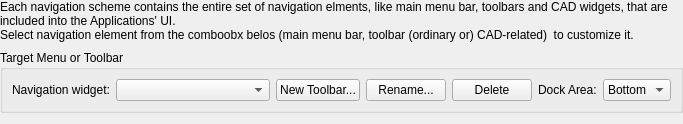
This is librecad/src/ui/dialogs/settings/options_customization/pages/lc_settings_page_menus_toolbars.ui in sand1024/LibreCAD as Qt 5 draws it before an edit. The edited form follows.
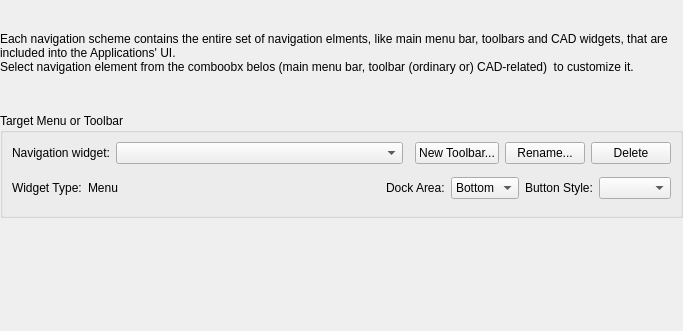
This is the edited form. Icons and pictures are not drawn. Custom widgets are drawn as their Qt base class.

Commit message: toolbar buttons style

The edit to the form file:
```diff
--- a/librecad/src/ui/dialogs/settings/options_customization/pages/lc_settings_page_menus_toolbars.ui
+++ b/librecad/src/ui/dialogs/settings/options_customization/pages/lc_settings_page_menus_toolbars.ui
@@ -7,7 +7,7 @@
     <x>0</x>
     <y>0</y>
     <width>683</width>
-    <height>124</height>
+    <height>331</height>
    </rect>
   </property>
   <layout class="QVBoxLayout" name="verticalLayout_main">
@@ -46,27 +46,6 @@
       <string>Target Menu or Toolbar</string>
      </property>
      <layout class="QGridLayout" name="gridLayout">
-      <item row="0" column="5">
-       <widget class="QLabel" name="lblArea">
-        <property name="text">
-         <string>Dock Area:</string>
-        </property>
-       </widget>
-      </item>
-      <item row="0" column="3">
-       <widget class="QPushButton" name="pbRenameToolbar">
-        <property name="toolTip">
-         <string>Rename selected custom toolbar</string>
-        </property>
-        <property name="text">
-         <string>Rename...</string>
-        </property>
-        <property name="icon">
-         <iconset resource="../../../../../../res/icons/icons.qrc">
-          <normaloff>:/icons/rename_active_block.lci</normaloff>:/icons/rename_active_block.lci</iconset>
-        </property>
-       </widget>
-      </item>
       <item row="0" column="0">
        <widget class="QLabel" name="lblTarget">
         <property name="text">
@@ -74,20 +53,6 @@
         </property>
        </widget>
       </item>
-      <item row="0" column="4">
-       <widget class="QPushButton" name="pbDeleteToolbar">
-        <property name="toolTip">
-         <string>Delete selected custom toolbar</string>
-        </property>
-        <property name="text">
-         <string>Delete</string>
-        </property>
-        <property name="icon">
-         <iconset resource="../../../../../../res/icons/icons.qrc">
-          <normaloff>:/icons/remove.lci</normaloff>:/icons/remove.lci</iconset>
-        </property>
-       </widget>
-      </item>
       <item row="0" column="1">
        <widget class="QComboBox" name="cbTarget">
         <property name="sizePolicy">
@@ -101,7 +66,35 @@
         </property>
        </widget>
       </item>
-      <item row="0" column="2">
+      <item row="0" column="4">
+       <widget class="QPushButton" name="pbRenameToolbar">
+        <property name="toolTip">
+         <string>Rename selected custom toolbar</string>
+        </property>
+        <property name="text">
+         <string>Rename...</string>
+        </property>
+        <property name="icon">
+         <iconset resource="../../../../../../res/icons/icons.qrc">
+          <normaloff>:/icons/rename_active_block.lci</normaloff>:/icons/rename_active_block.lci</iconset>
+        </property>
+       </widget>
+      </item>
+      <item row="0" column="5">
+       <widget class="QPushButton" name="pbDeleteToolbar">
+        <property name="toolTip">
+         <string>Delete selected custom toolbar</string>
+        </property>
+        <property name="text">
+         <string>Delete</string>
+        </property>
+        <property name="icon">
+         <iconset resource="../../../../../../res/icons/icons.qrc">
+          <normaloff>:/icons/remove.lci</normaloff>:/icons/remove.lci</iconset>
+        </property>
+       </widget>
+      </item>
+      <item row="0" column="3">
        <widget class="QPushButton" name="pbNewToolbar">
         <property name="toolTip">
          <string>Create a new user-defined custom toolbar</string>
@@ -115,7 +108,56 @@
         </property>
        </widget>
       </item>
-      <item row="0" column="6">
+      <item row="1" column="0" colspan="6">
+       <widget class="QWidget" name="widget" native="true">
+        <layout class="QHBoxLayout" name="horizontalLayout_2">
+         <property name="leftMargin">
+          <number>0</number>
+         </property>
+         <property name="topMargin">
+          <number>0</number>
+         </property>
+         <property name="rightMargin">
+          <number>0</number>
+         </property>
+         <property name="bottomMargin">
+          <number>0</number>
+         </property>
+         <item>
+          <widget class="QLabel" name="lblWidgetTypeName">
+           <property name="text">
+            <string>Widget Type:</string>
+           </property>
+          </widget>
+         </item>
+         <item>
+          <widget class="QLabel" name="lblWidgetType">
+           <property name="text">
+            <string>Menu</string>
+           </property>
+          </widget>
+         </item>
+         <item>
+          <spacer name="horizontalSpacer">
+           <property name="orientation">
+            <enum>Qt::Orientation::Horizontal</enum>
+           </property>
+           <property name="sizeHint" stdset="0">
+            <size>
+             <width>0</width>
+             <height>0</height>
+            </size>
+           </property>
+          </spacer>
+         </item>
+         <item>
+          <widget class="QLabel" name="lblArea">
+           <property name="text">
+            <string>Dock Area:</string>
+           </property>
+          </widget>
+         </item>
+         <item>
        <widget class="QComboBox" name="cbDockArea">
         <property name="toolTip">
          <string>Default dock area where this toolbar appears</string>
@@ -140,6 +182,26 @@
           <string>Top</string>
          </property>
         </item>
+          </widget>
+         </item>
+         <item>
+          <widget class="QLabel" name="lblButtonStyle">
+           <property name="toolTip">
+            <string>Display mode for action buttons on this toolbar.</string>
+           </property>
+           <property name="text">
+            <string>Button Style:</string>
+           </property>
+          </widget>
+         </item>
+         <item>
+          <widget class="QComboBox" name="cbToolButtonStyle">
+           <property name="toolTip">
+            <string>Select whether toolbar buttons display icons only, text only, or icons with text.</string>
+           </property>
+          </widget>
+         </item>
+        </layout>
        </widget>
       </item>
      </layout>
```
Lines whose indentation alone changed are shown as unchanged. The commit also changes 7 other files.
